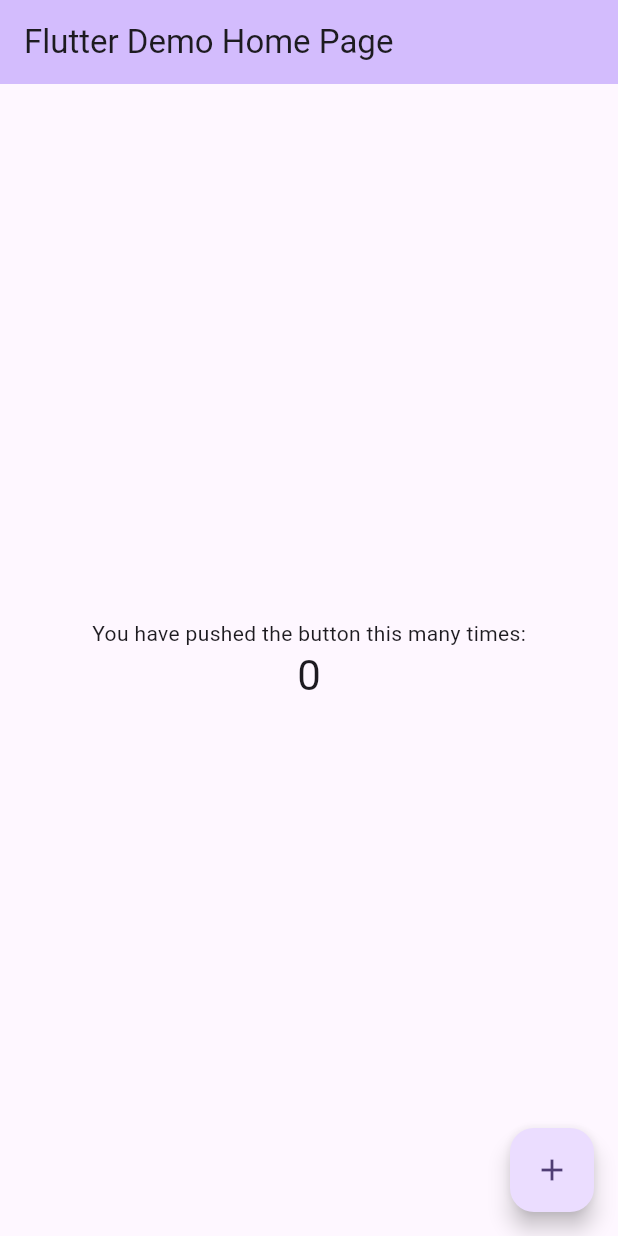
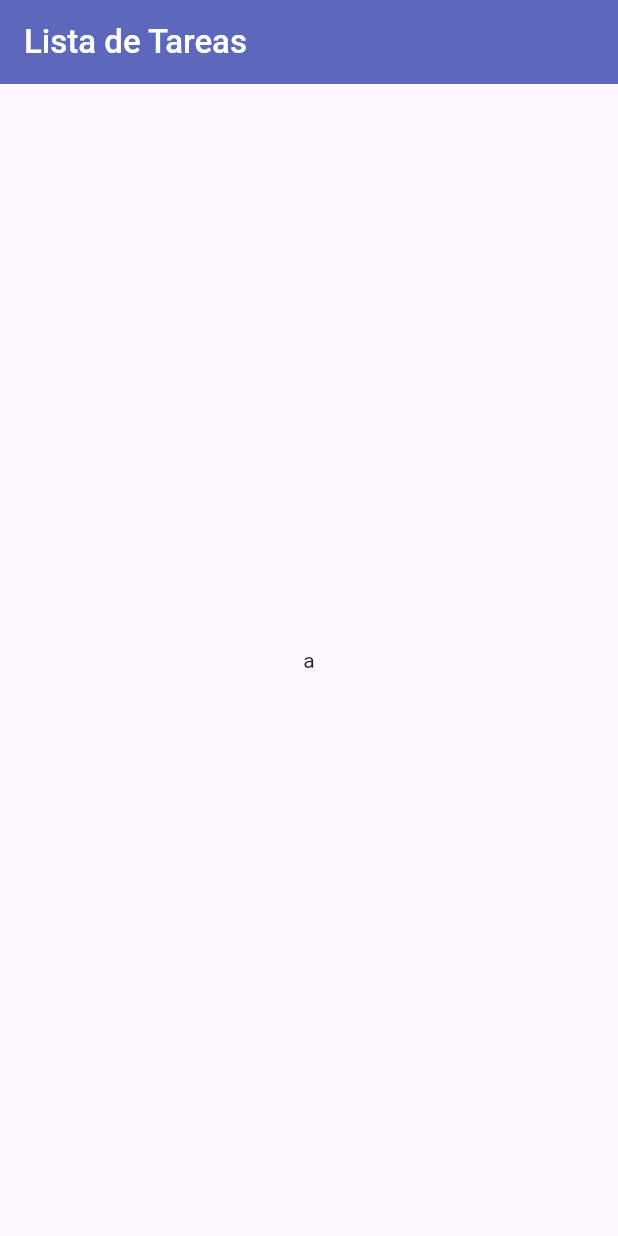
Before and after one commit to Juan6410/app_tareas, a Flutter app: the screen it shows after launch, on a phone screen of 412 x 824 dp. Run offline on Flutter 3.47's test engine with Material 3 defaults, Android fonts, the light colour scheme and no system bars.

Commit message:
Feat: Creacion del Scaffold con appbar

```diff
--- a/lib/main.dart
+++ b/lib/main.dart
@@ -1,125 +1,38 @@
 import 'package:flutter/material.dart';
 
 void main() {
-  runApp(const MyApp());
+  runApp(const MainApp());
 }
 
-class MyApp extends StatelessWidget {
-  const MyApp({super.key});
+class MainApp extends StatelessWidget {
+  const MainApp({super.key});
 
-  // This widget is the root of your application.
   @override
   Widget build(BuildContext context) {
     return MaterialApp(
-      title: 'Flutter Demo',
-      theme: ThemeData(
-        // This is the theme of your application.
-        //
-        // TRY THIS: Try running your application with "flutter run". You'll see
-        // the application has a purple toolbar. Then, without quitting the app,
-        // try changing the seedColor in the colorScheme below to Colors.green
-        // and then invoke "hot reload" (save your changes or press the "hot
-        // reload" button in a Flutter-supported IDE, or press "r" if you used
-        // the command line to start the app).
-        //
-        // Notice that the counter didn't reset back to zero; the application
-        // state is not lost during the reload. To reset the state, use hot
-        // restart instead.
-        //
-        // This works for code too, not just values: Most code changes can be
-        // tested with just a hot reload.
-        colorScheme: ColorScheme.fromSeed(seedColor: Colors.deepPurple),
-        useMaterial3: true,
+      debugShowCheckedModeBanner: false,
+      home: getScaffold(),
+    );
+  }
+
+  Scaffold getScaffold() {
+    return Scaffold(
+      appBar: getAppBar(),
+      body: const Center(
+        child: Text("a"),
       ),
-      home: const MyHomePage(title: 'Flutter Demo Home Page'),
+    );
+  }
+
+  AppBar getAppBar() {
+    return AppBar(
+      title: const Text(
+        "Lista de Tareas",
+        style: TextStyle(color: Colors.white, fontWeight: FontWeight.w500),
+      ),
+      backgroundColor: Colors.indigo.shade400,
+      elevation: 5,
+      actions: [],
     );
   }
 }
-
-class MyHomePage extends StatefulWidget {
-  const MyHomePage({super.key, required this.title});
-
-  // This widget is the home page of your application. It is stateful, meaning
-  // that it has a State object (defined below) that contains fields that affect
-  // how it looks.
-
-  // This class is the configuration for the state. It holds the values (in this
-  // case the title) provided by the parent (in this case the App widget) and
-  // used by the build method of the State. Fields in a Widget subclass are
-  // always marked "final".
-
-  final String title;
-
-  @override
-  State<MyHomePage> createState() => _MyHomePageState();
-}
-
-class _MyHomePageState extends State<MyHomePage> {
-  int _counter = 0;
-
-  void _incrementCounter() {
-    setState(() {
-      // This call to setState tells the Flutter framework that something has
-      // changed in this State, which causes it to rerun the build method below
-      // so that the display can reflect the updated values. If we changed
-      // _counter without calling setState(), then the build method would not be
-      // called again, and so nothing would appear to happen.
-      _counter++;
-    });
-  }
-
-  @override
-  Widget build(BuildContext context) {
-    // This method is rerun every time setState is called, for instance as done
-    // by the _incrementCounter method above.
-    //
-    // The Flutter framework has been optimized to make rerunning build methods
-    // fast, so that you can just rebuild anything that needs updating rather
-    // than having to individually change instances of widgets.
-    return Scaffold(
-      appBar: AppBar(
-        // TRY THIS: Try changing the color here to a specific color (to
-        // Colors.amber, perhaps?) and trigger a hot reload to see the AppBar
-        // change color while the other colors stay the same.
-        backgroundColor: Theme.of(context).colorScheme.inversePrimary,
-        // Here we take the value from the MyHomePage object that was created by
-        // the App.build method, and use it to set our appbar title.
-        title: Text(widget.title),
-      ),
-      body: Center(
-        // Center is a layout widget. It takes a single child and positions it
-        // in the middle of the parent.
-        child: Column(
-          // Column is also a layout widget. It takes a list of children and
-          // arranges them vertically. By default, it sizes itself to fit its
-          // children horizontally, and tries to be as tall as its parent.
-          //
-          // Column has various properties to control how it sizes itself and
-          // how it positions its children. Here we use mainAxisAlignment to
-          // center the children vertically; the main axis here is the vertical
-          // axis because Columns are vertical (the cross axis would be
-          // horizontal).
-          //
-          // TRY THIS: Invoke "debug painting" (choose the "Toggle Debug Paint"
-          // action in the IDE, or press "p" in the console), to see the
-          // wireframe for each widget.
-          mainAxisAlignment: MainAxisAlignment.center,
-          children: <Widget>[
-            const Text(
-              'You have pushed the button this many times:',
-            ),
-            Text(
-              '$_counter',
-              style: Theme.of(context).textTheme.headlineMedium,
-            ),
-          ],
-        ),
-      ),
-      floatingActionButton: FloatingActionButton(
-        onPressed: _incrementCounter,
-        tooltip: 'Increment',
-        child: const Icon(Icons.add),
-      ), // This trailing comma makes auto-formatting nicer for build methods.
-    );
-  }
-}
```
